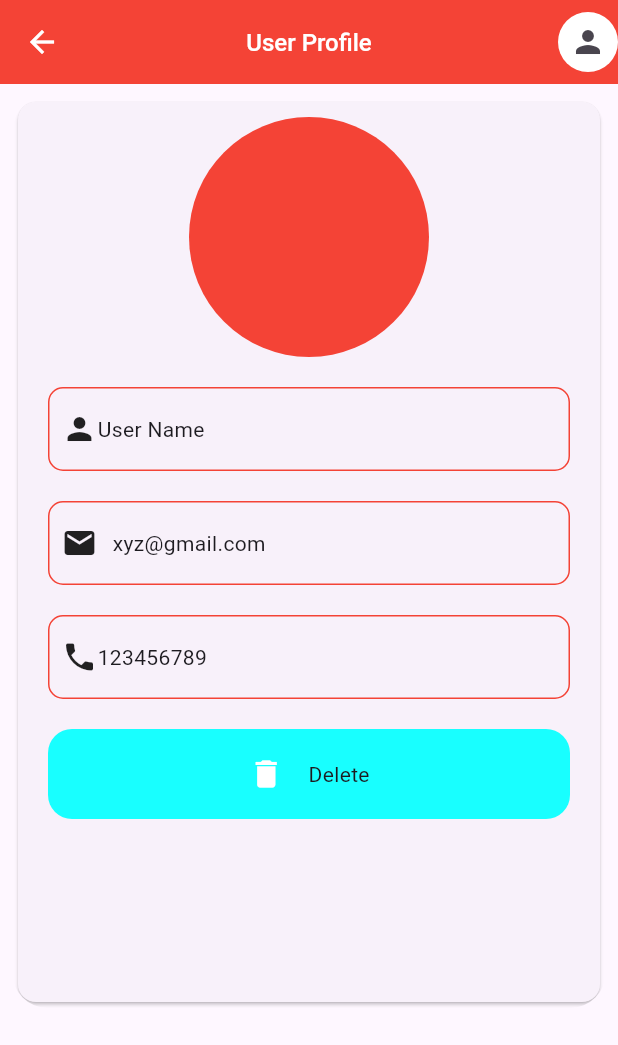
After one commit to Sabahat-12345/first_app, a Flutter app: the UserProfile screen opened directly, on a phone screen of 412 x 824 dp. The commit adds this screen. Shown: the top 1045 px of the screen. Run offline on Flutter 3.47's test engine with Material 3 defaults, Android fonts, the phone set to English and light mode, and no system bars; our stand-ins replace google_fonts.

Commit message:
my commits

```diff
--- a/lib/main.dart
+++ b/lib/main.dart
@@ -1,5 +1,6 @@
 import 'package:first_app/decoration.dart';
 import 'package:flutter/material.dart';
+// import 'package:first_app/second_screen.dart';
 
 void main() {
   runApp(const MyApp());
--- /dev/null
+++ b/lib/user_profile.dart
@@ -0,0 +1,144 @@
+
+import 'package:flutter/material.dart';
+
+class UserProfile extends StatelessWidget {
+  const UserProfile({super.key});
+
+  @override
+  Widget build(BuildContext context) {
+    return Scaffold(
+      appBar: AppBar(
+        backgroundColor: Colors.red,
+        leading: Icon(
+          Icons.arrow_back,
+          color: Colors.white,
+        ),
+        title: Text(
+          "User Profile",
+          style: TextStyle(
+            color: Colors.white,
+            fontSize: 16,
+            fontWeight: FontWeight.w500,
+          ),
+        ),
+        centerTitle: true,
+        actions: [
+          Container(
+            height: 40,
+            width: 40,
+            decoration:
+                BoxDecoration(color: Colors.white, shape: BoxShape.circle),
+            child: Icon(Icons.person),
+          ),
+        ],
+      ),
+      body: Padding(
+        padding: const EdgeInsets.all(8.0),
+        child: Column(
+          children: [
+            ClipRRect(
+              borderRadius: BorderRadius.circular(24),
+              child: Card(
+                child: Container(
+                  height: 600,
+                  width: double.infinity,
+                  child: Padding(
+                    padding: const EdgeInsets.symmetric(
+                        vertical: 10, horizontal: 20),
+                    child: Column(
+                      spacing: 20,
+                      children: [
+                        CircleAvatar(
+                          radius: 80,
+                          backgroundColor: Colors.red,
+                        ),
+                        Container(
+                          height: 56,
+                          width: double.infinity,
+                          decoration: BoxDecoration(
+                            border: Border.all(
+                              color: Colors.red,
+                            ),
+                            borderRadius: BorderRadius.circular(10),
+                          ),
+                          child: Padding(
+                            padding: const EdgeInsets.all(8.0),
+                            child: Row(
+                              children: [Icon(Icons.person), Text("User Name")],
+                            ),
+                          ),
+                        ),
+                        Container(
+                          height: 56,
+                          width: double.infinity,
+                          decoration: BoxDecoration(
+                            border: Border.all(
+                              color: Colors.red,
+                            ),
+                            borderRadius: BorderRadius.circular(10),
+                          ),
+                          child: Padding(
+                            padding: const EdgeInsets.all(8.0),
+                            child: Row(
+                              spacing: 10,
+                              children: [
+                                Icon(Icons.email),
+                                const Text("xyz@gmail.com")
+                              ],
+                            ),
+                          ),
+                        ),
+                        Container(
+                          height: 56,
+                          width: double.infinity,
+                          decoration: BoxDecoration(
+                            border: Border.all(
+                              color: Colors.red,
+                            ),
+                            borderRadius: BorderRadius.circular(10),
+                          ),
+                          child: Padding(
+                            padding: const EdgeInsets.all(8.0),
+                            child: Row(
+                              children: [Icon(Icons.phone), Text("123456789")],
+                            ),
+                          ),
+                        ),
+                        InkWell(
+                          onTap: () {
+                            print("User Data Delete");
+                          },
+                          child: Container(
+                            height: 60,
+                            width: double.infinity,
+                            decoration: BoxDecoration(
+                                color: Colors.cyanAccent,
+                                borderRadius: BorderRadius.circular(16)),
+                            child: Center(
+                              child: Row(
+                                mainAxisAlignment: MainAxisAlignment.center,
+                                spacing: 16,
+                                children: [
+                                  Center(
+                                      child: Icon(
+                                    Icons.delete,
+                                    color: Colors.white,
+                                  )),
+                                  Text("Delete"),
+                                ],
+                              ),
+                            ),
+                          ),
+                        )
+                      ],
+                    ),
+                  ),
+                ),
+              ),
+            )
+          ],
+        ),
+      ),
+    );
+  }
+}
```
Also changed, not shown: pubspec.yaml (+2 -69 lines), pubspec.lock, 1 other file.
